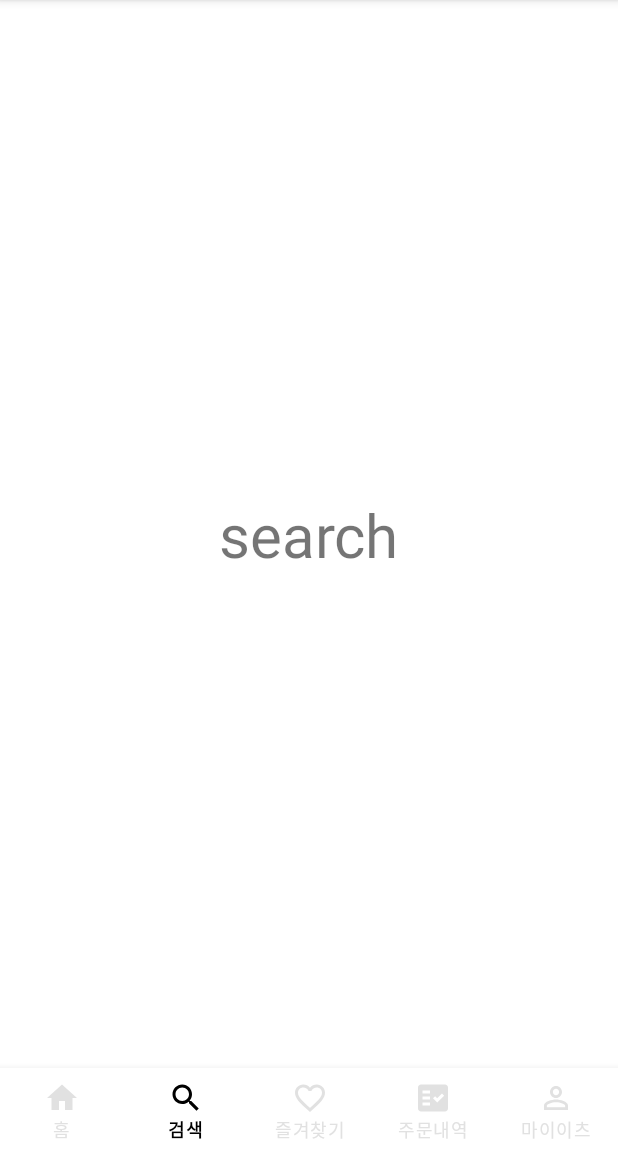
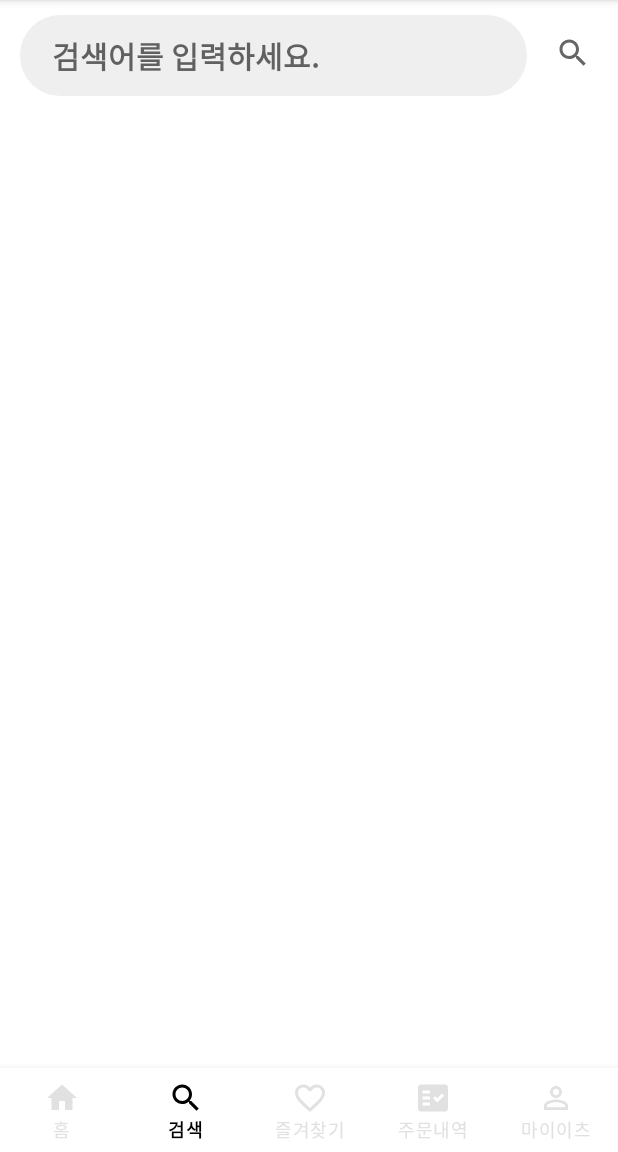
Before and after one commit to ksi05503/coupang-eats-clone-android-front, an Android app: the screen it shows after launch (MainActivity), item 2 of the bottom bar chosen, on a phone screen of 412 x 824 dp, the part 84-1236 px from its top. Run offline under Robolectric (Android 15) with nearby library versions, the phone set to English and light mode, and no system bars.

Commit message:
[검색프래그먼트] 검색 틀 추가

```diff
--- /dev/null
+++ b/app/src/main/res/drawable/border_shape.xml
@@ -0,0 +1,22 @@
+<?xml version="1.0" encoding="utf-8"?>
+<shape
+    xmlns:android="http://schemas.android.com/apk/res/android"
+    android:shape="rectangle">
+
+    <!-- 테두리 내부 색상 설정 -->
+    <solid android:color="@color/lightGray" />
+
+    <!-- 테두리 내부 여백 설정 -->
+    <padding
+        android:bottom="-1dp"
+        android:right="-1dp"
+        android:left="-1dp"/>
+
+    <!-- 테두리 설정: 두께, 색상 -->
+    <stroke
+        android:width="1dp"
+        android:color="@color/lightGray" />
+    <corners
+        android:radius="60dp"/>
+
+</shape>
--- a/app/src/main/res/layout/fragment_home.xml
+++ b/app/src/main/res/layout/fragment_home.xml
@@ -51,7 +51,7 @@
             <ImageView
                 android:layout_width="match_parent"
                 android:layout_height="190dp"
-                android:src="@drawable/ad_4cm_10cm"/>
+                android:src="@drawable/ad_4cm_10cm" />
 
             <androidx.recyclerview.widget.RecyclerView
                 android:id="@+id/recycler_view_restaurant_type"
--- a/app/src/main/res/layout/fragment_search.xml
+++ b/app/src/main/res/layout/fragment_search.xml
@@ -1,15 +1,34 @@
 <?xml version="1.0" encoding="utf-8"?>
-<androidx.constraintlayout.widget.ConstraintLayout xmlns:android="http://schemas.android.com/apk/res/android"
+<LinearLayout xmlns:android="http://schemas.android.com/apk/res/android"
     android:layout_width="match_parent"
     android:layout_height="match_parent"
     xmlns:app="http://schemas.android.com/apk/res-auto">
-    <TextView
-        android:layout_width="wrap_content"
+    <LinearLayout
+        android:layout_width="match_parent"
         android:layout_height="wrap_content"
-        android:text="search"
-        android:textSize="40dp"
-        app:layout_constraintBottom_toBottomOf="parent"
-        app:layout_constraintEnd_toEndOf="parent"
-        app:layout_constraintStart_toStartOf="parent"
-        app:layout_constraintTop_toTopOf="parent" />
-</androidx.constraintlayout.widget.ConstraintLayout>
+        android:orientation="horizontal">
+
+        <EditText
+            android:id="@+id/search_fragment_edit_text"
+            android:layout_width="wrap_content"
+            android:layout_height="wrap_content"
+            android:layout_marginLeft="13dp"
+            android:layout_marginTop="10dp"
+            android:layout_weight="10"
+            android:background="@drawable/border_shape"
+            android:hint="  검색어를 입력하세요."
+            android:padding="12dp"
+            android:textSize="20dp"
+            android:textStyle="bold" />
+        <ImageButton
+            android:id="@+id/search_fragment_btn"
+            android:layout_width="wrap_content"
+            android:layout_height="70dp"
+            android:src="@drawable/ic_baseline_search_24"
+            android:backgroundTint="@color/white"
+            android:layout_gravity="center"
+            android:layout_weight="1"/>
+    </LinearLayout>
+
+
+</LinearLayout>
--- a/app/src/main/res/values/colors.xml
+++ b/app/src/main/res/values/colors.xml
@@ -19,6 +19,7 @@
 
     <color name="heavyBlue">#CE0040FF</color>
     <color name="lightBlue">#00A6FF</color>
+    <color name="lightGray">#EFEFEF</color>
 
 
 
```
